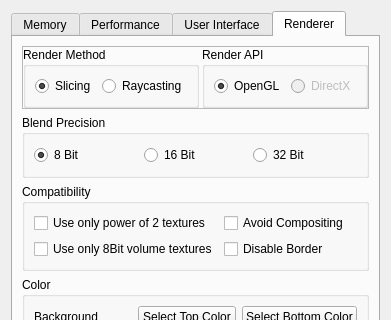
Before: the Qt Designer form ImageVis3D/UI/UI/SettingsDlg.ui in SCIInstitute/ImageVis3D, drawn with Qt 5; both pictures show x 0 to 391 and y 0 to 320 of the 391 by 537 pixel window.
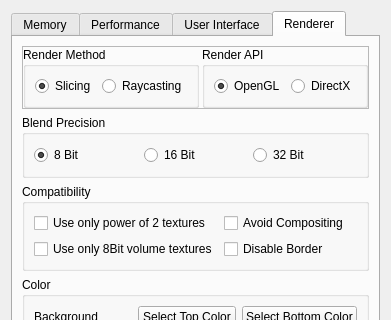
After: the same form once the commit is applied. The open tabs and pages were chosen to show the change.

What changed in the file:
```diff
--- a/ImageVis3D/UI/UI/SettingsDlg.ui
+++ b/ImageVis3D/UI/UI/SettingsDlg.ui
@@ -640,7 +640,7 @@
              <item>
               <widget class="QRadioButton" name="radioButton_APIDX" >
                <property name="enabled" >
-                <bool>false</bool>
+                <bool>true</bool>
                </property>
                <property name="text" >
                 <string>DirectX</string>
```
